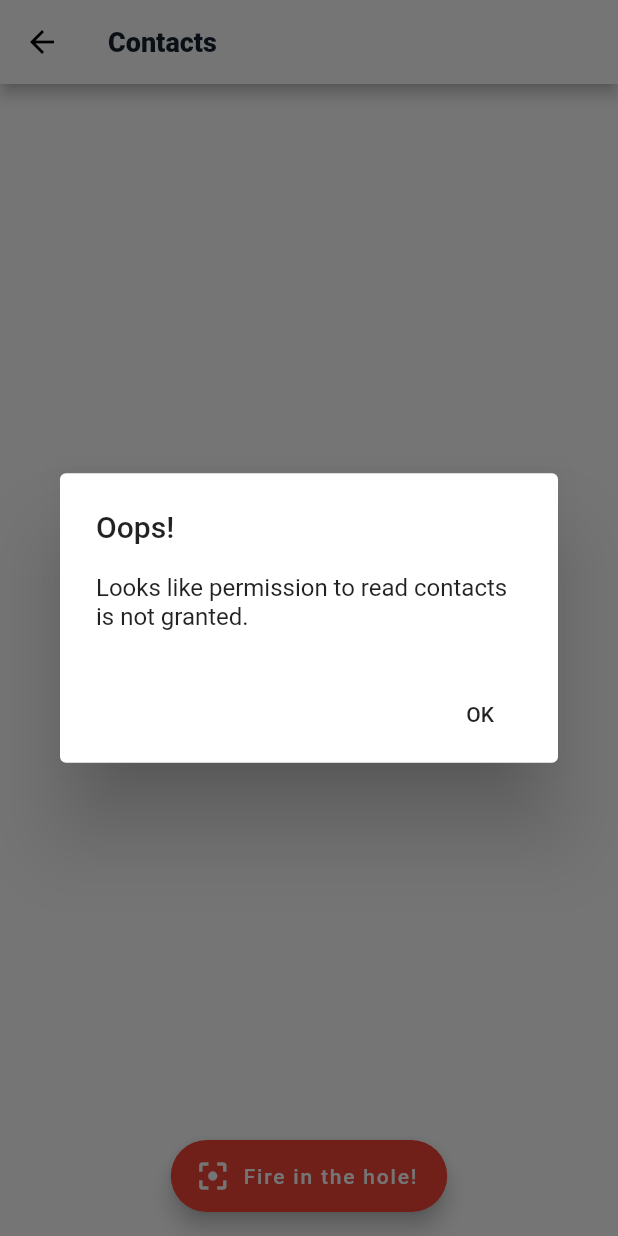
After one commit to santiotin/NiteApp, a Flutter app: the ContactsPage screen opened directly, on a phone screen of 412 x 824 dp. The commit adds this screen. Run offline on Flutter 3.47's test engine with Material 2 defaults, Android fonts, the phone set to English and light mode, and no system bars; our stand-ins replace cloud_firestore, contacts_service, firebase_analytics, firebase_auth, font_awesome_flutter, google_maps_flutter and 2 more; missing offline and left inert: bottom_navigation_badge, fw_ticket, simple_permissions; accounts and stored records are empty.

Commit message:
Añadida implementacion de google maps y contacts para ios

```diff
--- /dev/null
+++ b/lib/Ui/ContactsPage.dart
@@ -0,0 +1,183 @@
+import 'dart:async';
+import 'package:flutter/material.dart';
+import 'package:contacts_service/contacts_service.dart';
+import 'package:simple_permissions/simple_permissions.dart';
+
+class ContactsPage extends StatefulWidget {
+  ContactsPage({Key key}) : super(key: key);
+
+  final String title = 'Contacts';
+  final String reloadLabel = 'Reload!';
+  final String fireLabel = 'Fire in the hole!';
+  final Color floatingButtonColor = Colors.red;
+  final IconData reloadIcon = Icons.refresh;
+  final IconData fireIcon = Icons.filter_center_focus;
+
+  @override
+  _ContactsPageState createState() => new _ContactsPageState(
+    floatingButtonLabel: this.fireLabel,
+    icon: this.fireIcon,
+    floatingButtonColor: this.floatingButtonColor,
+  );
+}
+
+class _ContactsPageState extends State<ContactsPage> {
+  List<Contact> _contacts = new List<Contact>();
+  List<CustomContact> _uiCustomContacts = List<CustomContact>();
+  List<CustomContact> _allContacts = List<CustomContact>();
+  bool _isLoading = false;
+  bool _isSelectedContactsView = false;
+  String floatingButtonLabel;
+  Color floatingButtonColor;
+  IconData icon;
+
+  _ContactsPageState({
+    this.floatingButtonLabel,
+    this.icon,
+    this.floatingButtonColor,
+  });
+
+  @override
+  void initState() {
+    super.initState();
+    requestContactsStatus().then((permissionStatus) {
+      if (permissionStatus == PermissionStatus.authorized) {
+        refreshContacts();
+      } else {
+        showDialog(
+          context: context,
+          builder: (context) => AlertDialog(
+            title: const Text('Oops!'),
+            content: const Text('Looks like permission to read contacts is not granted.'),
+            actions: <Widget>[
+              FlatButton(
+                child: const Text('OK'),
+                onPressed: () => Navigator.pop(context),
+              ),
+            ],
+          ),
+        );
+      }
+    });
+  }
+
+  @override
+  Widget build(BuildContext context) {
+    return new Scaffold(
+      appBar: new AppBar(
+        title: new Text(widget.title),
+      ),
+      body: !_isLoading
+          ? Container(
+        child: ListView.builder(
+          itemCount: _uiCustomContacts?.length,
+          itemBuilder: (BuildContext context, int index) {
+            CustomContact _contact = _uiCustomContacts[index];
+            var _phonesList = _contact.contact.phones.toList();
+
+            return _buildListTile(_contact, _phonesList);
+          },
+        ),
+      )
+          : Center(
+        child: CircularProgressIndicator(),
+      ),
+      floatingActionButton: new FloatingActionButton.extended(
+        backgroundColor: floatingButtonColor,
+        onPressed: _onSubmit,
+        icon: Icon(icon),
+        label: Text(floatingButtonLabel),
+      ),
+      floatingActionButtonLocation: FloatingActionButtonLocation.centerFloat,
+    );
+  }
+
+  void _onSubmit() {
+    setState(() {
+      if (!_isSelectedContactsView) {
+        _uiCustomContacts =
+            _allContacts.where((contact) => contact.isChecked == true).toList();
+        _isSelectedContactsView = true;
+        _restateFloatingButton(
+          widget.reloadLabel,
+          Icons.refresh,
+          Colors.green,
+        );
+      } else {
+        _uiCustomContacts = _allContacts;
+        _isSelectedContactsView = false;
+        _restateFloatingButton(
+          widget.fireLabel,
+          Icons.filter_center_focus,
+          Colors.red,
+        );
+      }
+    });
+  }
+
+  ListTile _buildListTile(CustomContact c, List<Item> list) {
+    return ListTile(
+      leading: (c.contact.avatar != null)
+          ? CircleAvatar(backgroundImage: MemoryImage(c.contact.avatar))
+          : CircleAvatar(
+        child: Text(
+            (c.contact.displayName[0] +
+                c.contact.displayName[1].toUpperCase()),
+            style: TextStyle(color: Colors.white)),
+      ),
+      title: Text(c.contact.displayName ?? ""),
+      subtitle: list.length >= 1 && list[0]?.value != null
+          ? Text(list[0].value)
+          : Text(''),
+      trailing: Checkbox(
+          activeColor: Colors.green,
+          value: c.isChecked,
+          onChanged: (bool value) {
+            setState(() {
+              c.isChecked = value;
+            });
+          }),
+    );
+  }
+
+  void _restateFloatingButton(String label, IconData icon, Color color) {
+    floatingButtonLabel = label;
+    icon = icon;
+    floatingButtonColor = color;
+  }
+
+  refreshContacts() async {
+    setState(() {
+      _isLoading = true;
+    });
+    var contacts = await ContactsService.getContacts();
+    _populateContacts(contacts);
+  }
+
+  void _populateContacts(Iterable<Contact> contacts) {
+    _contacts = contacts.where((item) => item.displayName != null).toList();
+    _contacts.sort((a, b) => a.displayName.compareTo(b.displayName));
+    _allContacts =
+        _contacts.map((contact) => CustomContact(contact: contact)).toList();
+    setState(() {
+      _uiCustomContacts = _allContacts;
+      _isLoading = false;
+    });
+  }
+
+  Future<PermissionStatus> requestContactsStatus()  {
+    return SimplePermissions.requestPermission(Permission.ReadContacts);
+  }
+
+
+}
+
+class CustomContact {
+  final Contact contact;
+  bool isChecked;
+
+  CustomContact({
+    this.contact,
+    this.isChecked = false,
+  });
+}
--- a/pubspec.yaml
+++ b/pubspec.yaml
@@ -32,6 +32,9 @@ dependencies:
   qr_flutter: ^3.1.0
   fw_ticket: ^0.1.1
   webview_flutter: ^0.3.18+1
+  google_maps_flutter: ^0.5.21+15
+  contacts_service: ^0.3.10
+  simple_permissions: ^0.1.9
 
   # The following adds the Cupertino Icons font to your application.
   # Use with the CupertinoIcons class for iOS style icons.
```
Also changed, not shown: lib/Ui/EventDetailsPage.dart (+13 -3 lines), lib/Ui/GoogleMapsPage.dart (added, +41 -0 lines), pubspec.lock, 6 other files.
